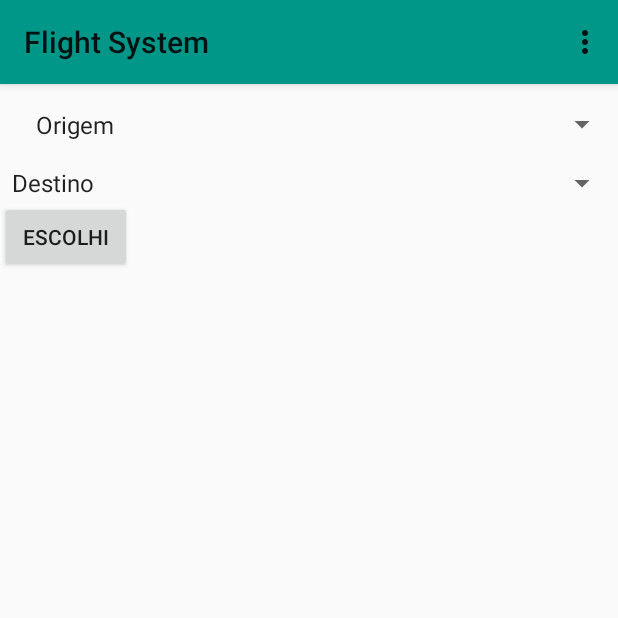
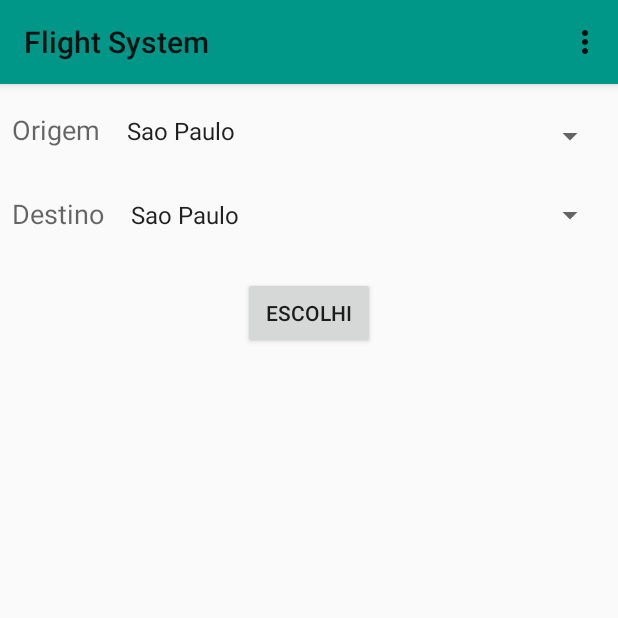
Before and after one commit to ProjetoArqdesis/Exercicio12, an Android app: the screen it shows after launch (MainActivity), on a phone screen of 412 x 824 dp, the top half of it. Run offline under Robolectric (Android 15) with nearby library versions, the phone set to English and light mode, and no system bars.

Commit message:
Mudancas no layout principal

```diff
--- a/app/src/main/res/layout/activity_main.xml
+++ b/app/src/main/res/layout/activity_main.xml
@@ -3,14 +3,42 @@
     android:layout_width="match_parent"
     android:layout_height="match_parent"
     android:orientation="vertical">
+<LinearLayout
+    android:layout_marginTop="10dp"
+    android:orientation="horizontal"
+    android:layout_width="match_parent"
+    android:layout_height="wrap_content"
+    android:padding="8dp">
+
+    <TextView
+        android:layout_width="wrap_content"
+        android:layout_height="wrap_content"
+        android:text="@string/origem"
+        android:textAppearance="?android:attr/textAppearanceMedium"
+        android:paddingRight="15px"/>
 
     <Spinner
-        android:padding="16dp"
         android:layout_width="match_parent"
         android:layout_height="wrap_content"
         android:entries="@array/origem"
         android:id="@+id/origem"
+        android:paddingBottom="8dp"
         />
+</LinearLayout>
+
+<LinearLayout
+    android:layout_marginTop="10dp"
+    android:layout_width="match_parent"
+    android:layout_height="wrap_content"
+    android:orientation="horizontal"
+    android:padding="8dp">
+
+    <TextView
+        android:layout_width="wrap_content"
+        android:layout_height="wrap_content"
+        android:text="@string/destino"
+        android:textAppearance="?android:attr/textAppearanceMedium"
+        android:paddingRight="15px"/>
 
     <Spinner
         android:layout_width="match_parent"
@@ -18,12 +46,24 @@
         android:entries="@array/destino"
         android:id="@+id/destino"
         />
+</LinearLayout>
 
-    <Button
-        android:layout_width="wrap_content"
+    <LinearLayout
+        android:layout_marginTop="10dp"
+        android:orientation="horizontal"
+        android:layout_width="match_parent"
         android:layout_height="wrap_content"
-        android:id="@+id/send"
-        android:text="@string/button"
-        android:onClick="listarVoos"/>
+        android:padding="12dp"
+        android:gravity="center">
+
+        <Button
+            android:layout_width="wrap_content"
+            android:layout_height="wrap_content"
+            android:id="@+id/send"
+            android:text="@string/button"
+            android:onClick="listarVoos"/>
+
+    </LinearLayout>
+
 
 </LinearLayout>
--- a/app/src/main/res/values/strings.xml
+++ b/app/src/main/res/values/strings.xml
@@ -4,16 +4,18 @@
     <string name="hello_world">Hello world!</string>
     <string name="action_settings">Settings</string>
     <string name="button">Escolhi</string>
+    <string name="origem">Origem</string>
+    <string name="destino">Destino</string>
+
+
 
 
     <string-array name="origem">
-        <item>Origem</item>
         <item>Sao Paulo</item>
         <item>Rio de Janeiro</item>
     </string-array>
 
     <string-array name="destino">
-        <item>Destino</item>
         <item>Sao Paulo</item>
         <item>Rio de Janeiro</item>
     </string-array>
```
